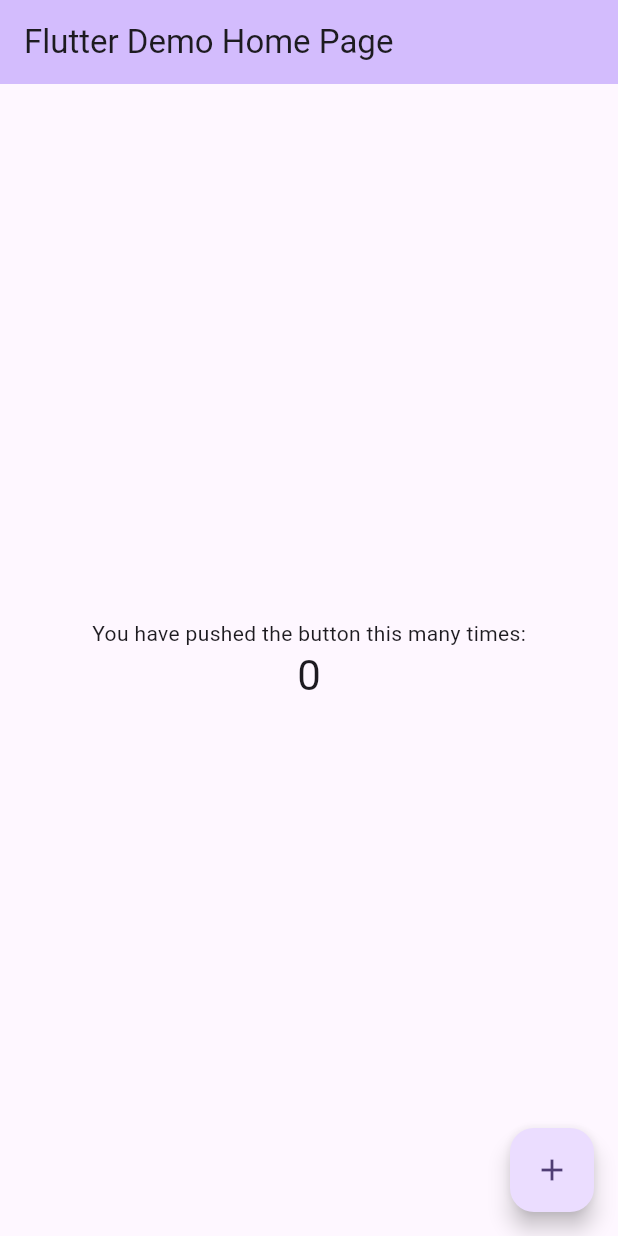
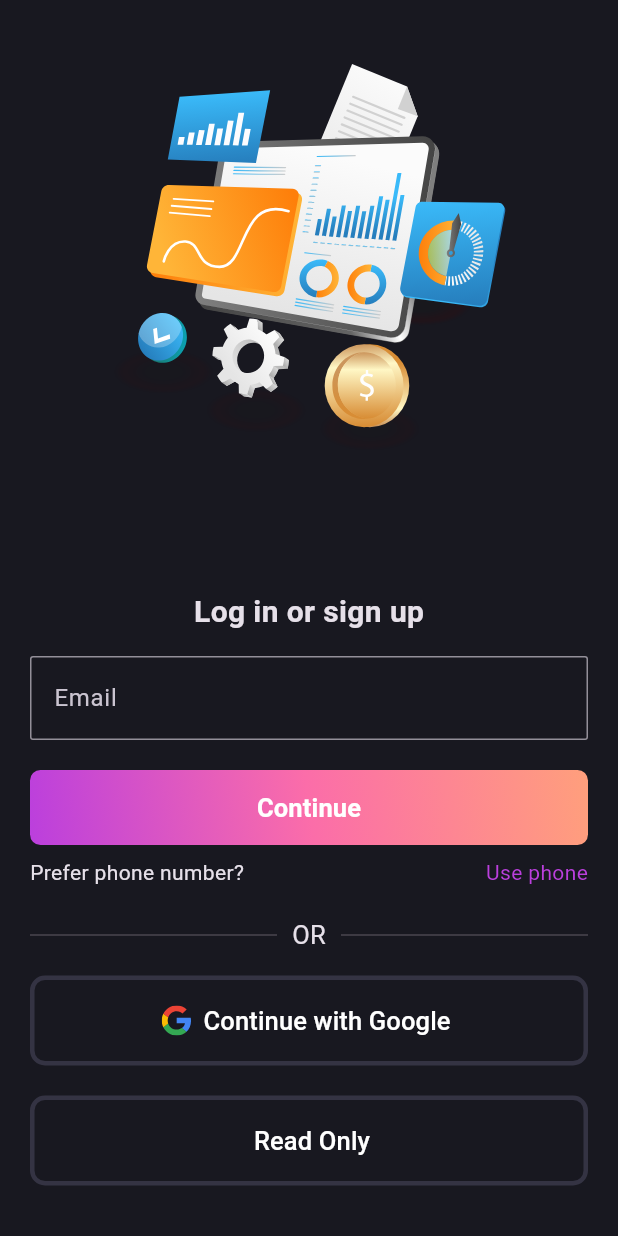
Before and after one commit to aman-singh7/cointrail, a Flutter app: the screen it shows after launch, on a phone screen of 412 x 824 dp. Run offline on Flutter 3.47's test engine with Material 3 defaults, Android fonts, the phone set to English and light mode, and no system bars; our stand-ins replace flutter_svg.

Commit message:
feat: implement responsive login screen
Signed-off-by: Aman <aman2@me.iitr.ac.in>

```diff
--- /dev/null
+++ b/frontend/lib/data/constants/colors.dart
@@ -0,0 +1,10 @@
+import 'dart:ui';
+
+class AppColors {
+  static const Color backgroundColor = Color.fromRGBO(24, 24, 32, 1);
+  static const Color gradient1 = Color.fromRGBO(187, 63, 221, 1);
+  static const Color gradient2 = Color.fromRGBO(251, 109, 169, 1);
+  static const Color gradient3 = Color.fromRGBO(255, 159, 124, 1);
+  static const Color borderColor = Color.fromRGBO(52, 51, 67, 1);
+  static const Color whiteColor = Color.fromRGBO(255, 255, 255, 1);
+}
--- a/frontend/lib/main.dart
+++ b/frontend/lib/main.dart
@@ -1,4 +1,7 @@
 import 'package:flutter/material.dart';
+
+import './data/constants/colors.dart';
+import './presentation/login/login_screen.dart';
 
 void main() {
   runApp(const MyApp());
@@ -10,60 +13,11 @@ class MyApp extends StatelessWidget {
   @override
   Widget build(BuildContext context) {
     return MaterialApp(
-      title: 'Flutter Demo',
-      theme: ThemeData(
-        colorScheme: ColorScheme.fromSeed(seedColor: Colors.deepPurple),
-        useMaterial3: true,
-      ),
-      home: const MyHomePage(title: 'Flutter Demo Home Page'),
+      title: 'CoinTrail',
+      debugShowCheckedModeBanner: false,
+      theme: ThemeData.dark()
+          .copyWith(scaffoldBackgroundColor: AppColors.backgroundColor),
+      home: const LoginScreen(),
     );
   }
 }
-
-class MyHomePage extends StatefulWidget {
-  const MyHomePage({super.key, required this.title});
-
-  final String title;
-
-  @override
-  State<MyHomePage> createState() => _MyHomePageState();
-}
-
-class _MyHomePageState extends State<MyHomePage> {
-  int _counter = 0;
-
-  void _incrementCounter() {
-    setState(() {
-      _counter++;
-    });
-  }
-
-  @override
-  Widget build(BuildContext context) {
-    return Scaffold(
-      appBar: AppBar(
-        backgroundColor: Theme.of(context).colorScheme.inversePrimary,
-        title: Text(widget.title),
-      ),
-      body: Center(
-        child: Column(
-          mainAxisAlignment: MainAxisAlignment.center,
-          children: <Widget>[
-            const Text(
-              'You have pushed the button this many times:',
-            ),
-            Text(
-              '$_counter',
-              style: Theme.of(context).textTheme.headlineMedium,
-            ),
-          ],
-        ),
-      ),
-      floatingActionButton: FloatingActionButton(
-        onPressed: _incrementCounter,
-        tooltip: 'Increment',
-        child: const Icon(Icons.add),
-      ),
-    );
-  }
-}
--- /dev/null
+++ b/frontend/lib/presentation/components/inputs/text_inputs.dart
@@ -0,0 +1,84 @@
+import 'package:flutter/material.dart';
+
+// import '../../../data/constants/colors.dart';
+
+class TextInput extends StatelessWidget {
+  const TextInput({
+    required this.hint,
+    this.action = TextInputAction.next,
+    this.controller,
+    this.errorText,
+    this.initialValue = '',
+    this.keyboard,
+    this.maxLines = 1,
+    this.obscureText = false,
+    this.onChanged,
+    this.prefix,
+    this.suffix,
+    this.isFilled,
+    this.fillColor,
+    this.border,
+    this.onSubmitted,
+    this.onEditingComplete,
+    this.prefixIconConstraints,
+    this.validator,
+    super.key,
+  });
+
+  final bool obscureText;
+  final int maxLines;
+  final String initialValue;
+  final String hint;
+  final String? errorText;
+  final Function(String)? onChanged;
+  final Function(String)? onSubmitted;
+  final TextInputAction action;
+  final TextInputType? keyboard;
+  final TextEditingController? controller;
+  final Widget? prefix;
+  final Widget? suffix;
+  final bool? isFilled;
+  final Color? fillColor;
+  final InputBorder? border;
+  final BoxConstraints? prefixIconConstraints;
+  final String? Function(String?)? validator;
+  final Function()? onEditingComplete;
+
+  @override
+  Widget build(BuildContext context) {
+    return TextFormField(
+      controller: controller,
+      validator: validator,
+      decoration: InputDecoration(
+        errorText: errorText,
+        hintText: hint,
+        // hintStyle: AppStyles.h6,
+        prefixIcon: prefix,
+        suffixIcon: suffix,
+        border: border ??
+            OutlineInputBorder(
+              borderRadius: BorderRadius.circular(2),
+              // borderSide: const BorderSide(color: AppColors.primary),
+            ),
+        prefixIconConstraints: prefixIconConstraints,
+        focusedBorder: const OutlineInputBorder(
+          borderSide: BorderSide(
+            // color: AppColors.primary,
+            width: 1.5,
+          ),
+        ),
+        filled: isFilled,
+        fillColor: fillColor,
+      ),
+      initialValue: controller == null ? initialValue : null,
+      keyboardType: keyboard,
+      maxLines: maxLines,
+      obscureText: obscureText,
+      onChanged: onChanged,
+      // style: AppStyles.h6.copyWith(color: AppColors.grey3),
+      textInputAction: action,
+      onEditingComplete: onEditingComplete,
+      onFieldSubmitted: onSubmitted,
+    );
+  }
+}
--- /dev/null
+++ b/frontend/lib/presentation/components/widgets/icon_button.dart
@@ -0,0 +1,45 @@
+import 'package:flutter/material.dart';
+import 'package:flutter_svg/flutter_svg.dart';
+
+import '/data/constants/colors.dart';
+
+class AppIconButton extends StatelessWidget {
+  const AppIconButton({
+    required this.label,
+    this.icon = '',
+    this.horizontalPadding = 100,
+    super.key,
+  });
+
+  final String label;
+  final String icon;
+  final double horizontalPadding;
+
+  @override
+  Widget build(BuildContext context) {
+    return TextButton.icon(
+      onPressed: () {},
+      style: TextButton.styleFrom(
+        minimumSize: const Size.fromHeight(60),
+        shape: RoundedRectangleBorder(
+          borderRadius: BorderRadius.circular(10),
+          side: const BorderSide(color: AppColors.borderColor, width: 3),
+        ),
+      ),
+      icon: icon.isEmpty
+          ? const SizedBox.shrink()
+          : SvgPicture.asset(
+              icon,
+              width: 20,
+              height: 20,
+            ),
+      label: Text(
+        label,
+        style: const TextStyle(
+          color: AppColors.whiteColor,
+          fontSize: 17,
+        ),
+      ),
+    );
+  }
+}
--- /dev/null
+++ b/frontend/lib/presentation/components/widgets/primary_button.dart
@@ -0,0 +1,39 @@
+import 'package:flutter/material.dart';
+
+import '/data/constants/colors.dart';
+
+class GradientButton extends StatelessWidget {
+  const GradientButton({required this.label, super.key});
+
+  final String label;
+
+  @override
+  Widget build(BuildContext context) {
+    return Container(
+      height: 50,
+      decoration: BoxDecoration(
+        gradient: const LinearGradient(
+          colors: [
+            AppColors.gradient1,
+            AppColors.gradient2,
+            AppColors.gradient3,
+          ],
+          begin: Alignment.bottomLeft,
+          end: Alignment.topRight,
+        ),
+        borderRadius: BorderRadius.circular(7),
+      ),
+      child: MaterialButton(
+        onPressed: () {},
+        minWidth: double.infinity,
+        child: Text(
+          label,
+          style: const TextStyle(
+            fontWeight: FontWeight.w600,
+            fontSize: 17,
+          ),
+        ),
+      ),
+    );
+  }
+}
--- /dev/null
+++ b/frontend/lib/presentation/login/components/login_form.dart
@@ -0,0 +1,71 @@
+part of '../login_screen.dart';
+
+class LoginForm extends StatelessWidget {
+  const LoginForm({super.key});
+
+  @override
+  Widget build(BuildContext context) {
+    return const Column(
+      children: [
+        Text(
+          'Log in or sign up',
+          style: TextStyle(
+            fontSize: 20,
+            fontWeight: FontWeight.w600,
+          ),
+        ),
+        SizedBox(height: 15),
+        TextInput(hint: 'Email'),
+        SizedBox(height: 20),
+        GradientButton(label: 'Continue'),
+        SizedBox(height: 8),
+        Row(
+          mainAxisAlignment: MainAxisAlignment.spaceBetween,
+          children: [
+            Text('Prefer phone number?'),
+            Text(
+              'Use phone',
+              style: TextStyle(color: AppColors.gradient1),
+            ),
+          ],
+        ),
+        SizedBox(height: 20),
+        ORWidget(),
+        SizedBox(height: 15),
+        AppIconButton(
+          label: 'Continue with Google',
+          icon: 'assets/icons/google.svg',
+        ),
+        SizedBox(height: 20),
+        AppIconButton(
+          label: 'Read Only',
+        ),
+      ],
+    );
+  }
+}
+
+class ORWidget extends StatelessWidget {
+  const ORWidget({super.key});
+
+  @override
+  Widget build(BuildContext context) {
+    return const Row(
+      children: [
+        Expanded(
+          child: Divider(),
+        ),
+        Padding(
+          padding: EdgeInsets.symmetric(horizontal: 10),
+          child: Text(
+            'OR',
+            style: TextStyle(fontSize: 17),
+          ),
+        ),
+        Expanded(
+          child: Divider(),
+        ),
+      ],
+    );
+  }
+}
--- /dev/null
+++ b/frontend/lib/presentation/login/login_screen.dart
@@ -0,0 +1,59 @@
+import 'package:flutter/material.dart';
+import 'package:flutter_svg/flutter_svg.dart';
+
+import '/data/constants/colors.dart';
+import '../responsive_view.dart';
+import '../components/widgets/icon_button.dart';
+import '../components/widgets/primary_button.dart';
+import '../components/inputs/text_inputs.dart';
+
+part 'components/login_form.dart';
+
+class LoginScreen extends StatelessWidget {
+  const LoginScreen({super.key});
+
+  @override
+  Widget build(BuildContext context) {
+    final size = MediaQuery.of(context).size;
+
+    return Scaffold(
+      body: SingleChildScrollView(
+        child: ResponsiveView(
+          mobile: Center(
+            child: Column(
+              children: [
+                SvgPicture.asset(
+                  'assets/illustrations/login.svg',
+                  width: size.width,
+                ),
+                const SizedBox(height: 50),
+                const Padding(
+                  padding: EdgeInsets.symmetric(horizontal: 20),
+                  child: LoginForm(),
+                ),
+              ],
+            ),
+          ),
+          desktop: Row(
+            children: [
+              Expanded(
+                child: SvgPicture.asset(
+                  'assets/illustrations/login.svg',
+                  width: size.width / 2,
+                ),
+              ),
+              Expanded(
+                child: Center(
+                  child: SizedBox(
+                    width: size.width / 4,
+                    child: const LoginForm(),
+                  ),
+                ),
+              ),
+            ],
+          ),
+        ),
+      ),
+    );
+  }
+}
--- /dev/null
+++ b/frontend/lib/presentation/responsive_view.dart
@@ -0,0 +1,36 @@
+import 'package:flutter/material.dart';
+
+class ResponsiveView extends StatelessWidget {
+  final Widget mobile;
+  final Widget? tablet;
+  final Widget desktop;
+
+  const ResponsiveView({
+    required this.mobile,
+    this.tablet,
+    required this.desktop,
+    super.key,
+  });
+
+  static bool isMobile(BuildContext context) =>
+      MediaQuery.of(context).size.width < 576;
+
+  static bool isTablet(BuildContext context) =>
+      MediaQuery.of(context).size.width >= 576 &&
+      MediaQuery.of(context).size.width <= 992;
+
+  static bool isDesktop(BuildContext context) =>
+      MediaQuery.of(context).size.width > 992;
+
+  @override
+  Widget build(BuildContext context) {
+    final Size size = MediaQuery.of(context).size;
+    if (size.width > 992) {
+      return desktop;
+    } else if (size.width >= 576 && tablet != null) {
+      return tablet!;
+    } else {
+      return mobile;
+    }
+  }
+}
```
Also changed, not shown: frontend/pubspec.yaml (+7 -4 lines), frontend/assets/icons/google.svg (added), frontend/assets/illustrations/login.svg (added), frontend/pubspec.lock.
